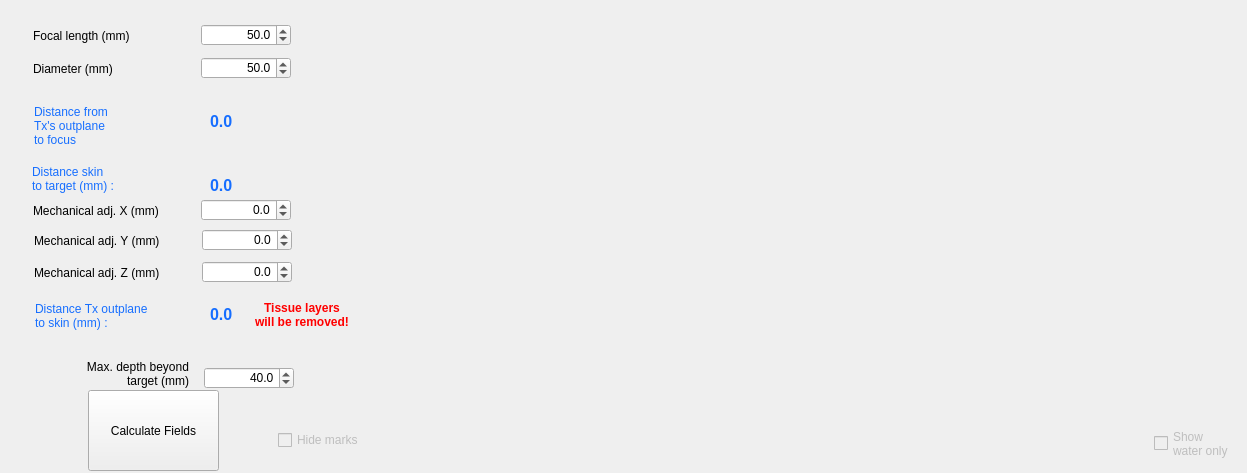
First picture: the form in BabelBrain/Babel_SingleTx/form.ui, repository ProteusMRIgHIFU/BabelBrain, before the edit.
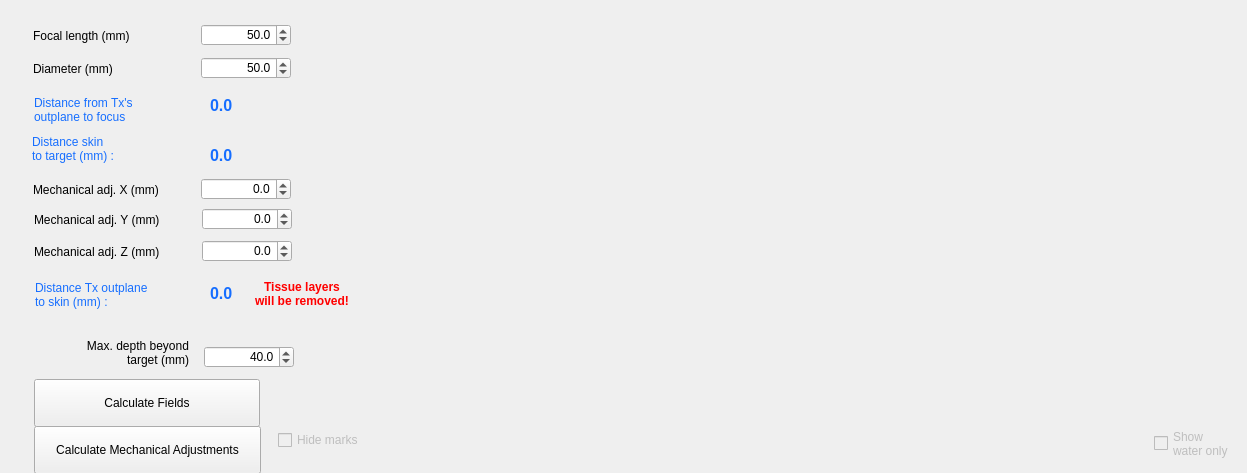
Second picture: the form after the edit.

Commit message:
Add calculation of center of mass to suggest X-Y mechanical correction
plus renaming and oudated name in some of UI fields

```diff
--- a/BabelBrain/Babel_SingleTx/form.ui
+++ b/BabelBrain/Babel_SingleTx/form.ui
@@ -20,7 +20,7 @@
    <property name="geometry">
     <rect>
      <x>33</x>
-     <y>201</y>
+     <y>180</y>
      <width>143</width>
      <height>20</height>
     </rect>
@@ -33,7 +33,7 @@
    <property name="geometry">
     <rect>
      <x>210</x>
-     <y>170</y>
+     <y>140</y>
      <width>76</width>
      <height>31</height>
     </rect>
@@ -58,7 +58,7 @@
    <property name="geometry">
     <rect>
      <x>32</x>
-     <y>160</y>
+     <y>130</y>
      <width>150</width>
      <height>38</height>
     </rect>
@@ -78,7 +78,7 @@
    <property name="geometry">
     <rect>
      <x>201</x>
-     <y>199</y>
+     <y>178</y>
      <width>90</width>
      <height>22</height>
     </rect>
@@ -106,7 +106,7 @@
    <property name="geometry">
     <rect>
      <x>34</x>
-     <y>231</y>
+     <y>210</y>
      <width>143</width>
      <height>20</height>
     </rect>
@@ -119,7 +119,7 @@
    <property name="geometry">
     <rect>
      <x>202</x>
-     <y>229</y>
+     <y>208</y>
      <width>90</width>
      <height>22</height>
     </rect>
@@ -146,10 +146,10 @@
   <widget class="QPushButton" name="CalculatePlanningMask">
    <property name="geometry">
     <rect>
-     <x>88</x>
-     <y>390</y>
-     <width>131</width>
-     <height>81</height>
+     <x>34</x>
+     <y>379</y>
+     <width>226</width>
+     <height>48</height>
     </rect>
    </property>
    <property name="autoFillBackground">
@@ -176,7 +176,7 @@
    <property name="geometry">
     <rect>
      <x>202</x>
-     <y>261</y>
+     <y>240</y>
      <width>90</width>
      <height>22</height>
     </rect>
@@ -204,7 +204,7 @@
    <property name="geometry">
     <rect>
      <x>34</x>
-     <y>263</y>
+     <y>242</y>
      <width>143</width>
      <height>20</height>
     </rect>
@@ -299,7 +299,7 @@
    <property name="geometry">
     <rect>
      <x>210</x>
-     <y>106</y>
+     <y>90</y>
      <width>76</width>
      <height>31</height>
     </rect>
@@ -324,8 +324,8 @@
    <property name="geometry">
     <rect>
      <x>34</x>
-     <y>100</y>
-     <width>150</width>
+     <y>84</y>
+     <width>159</width>
      <height>51</height>
     </rect>
    </property>
@@ -333,9 +333,8 @@
     <string notr="true">color:rgb(22, 110, 255)</string>
    </property>
    <property name="text">
-    <string>Distance from
-Tx's outplane
-to focus</string>
+    <string>Distance from Tx's 
+outplane to focus</string>
    </property>
    <property name="indent">
     <number>0</number>
@@ -345,7 +344,7 @@
    <property name="geometry">
     <rect>
      <x>210</x>
-     <y>299</y>
+     <y>278</y>
      <width>76</width>
      <height>31</height>
     </rect>
@@ -370,7 +369,7 @@
    <property name="geometry">
     <rect>
      <x>35</x>
-     <y>300</y>
+     <y>279</y>
      <width>150</width>
      <height>31</height>
     </rect>
@@ -390,7 +389,7 @@
    <property name="geometry">
     <rect>
      <x>36</x>
-     <y>359</y>
+     <y>338</y>
      <width>153</width>
      <height>30</height>
     </rect>
@@ -407,7 +406,7 @@
    <property name="geometry">
     <rect>
      <x>204</x>
-     <y>367</y>
+     <y>346</y>
      <width>90</width>
      <height>22</height>
     </rect>
@@ -435,7 +434,7 @@
    <property name="geometry">
     <rect>
      <x>250</x>
-     <y>300</y>
+     <y>279</y>
      <width>104</width>
      <height>30</height>
     </rect>
@@ -499,6 +498,25 @@
     <string>Hide marks</string>
    </property>
   </widget>
+  <widget class="QPushButton" name="CalculateMechAdj">
+   <property name="geometry">
+    <rect>
+     <x>34</x>
+     <y>426</y>
+     <width>227</width>
+     <height>48</height>
+    </rect>
+   </property>
+   <property name="autoFillBackground">
+    <bool>false</bool>
+   </property>
+   <property name="styleSheet">
+    <string notr="true"/>
+   </property>
+   <property name="text">
+    <string>Calculate Mechanical Adjustments</string>
+   </property>
+  </widget>
  </widget>
  <tabstops>
   <tabstop>FocalLengthSpinBox</tabstop>
```
Left out of the diff: 4 changed lines with no effect on the pictures. The commit also changes 16 other files.
